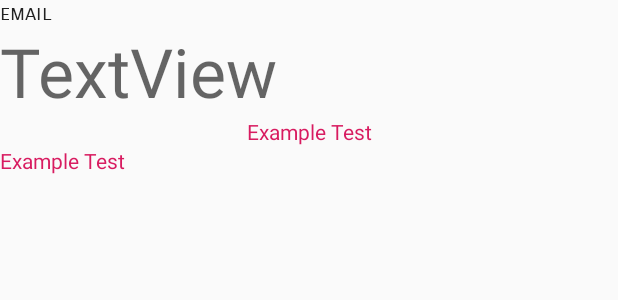
After one commit to piruin/android-basic, an Android app: the layout view_textview.xml on its own in the app's theme, with its tools: preview values and no code run, on a phone screen of 412 x 824 dp. The commit adds this screen. Shown: the top 300 px of the screen. Run offline under Robolectric (Android 15) with nearby library versions, the phone set to English and light mode, and no system bars.

Commit message:
view - TextView

```diff
--- a/app/src/main/res/layout/content_main.xml
+++ b/app/src/main/res/layout/content_main.xml
@@ -11,10 +11,11 @@
     <TextView
         android:layout_width="wrap_content"
         android:layout_height="wrap_content"
-        android:text="Welcome to my world!"
+        android:layout_marginTop="50dp"
+        android:fontFamily="sans-serif-smallcaps"
+        android:padding="16dp"
+        android:text="Welcome to my world! สวัสดี"
         android:textSize="48sp"
-        android:padding="16dp"
-        android:layout_marginTop="50dp"
         app:layout_constraintBottom_toBottomOf="parent"
         app:layout_constraintLeft_toLeftOf="parent"
         app:layout_constraintRight_toRightOf="parent"
--- /dev/null
+++ b/app/src/main/res/layout/view_textview.xml
@@ -0,0 +1,42 @@
+<?xml version="1.0" encoding="utf-8"?>
+<LinearLayout xmlns:android="http://schemas.android.com/apk/res/android"
+    xmlns:tools="http://schemas.android.com/tools"
+    android:layout_width="match_parent"
+    android:layout_height="match_parent"
+    android:orientation="vertical">
+
+    <TextView
+        android:id="@+id/textView"
+        android:layout_width="match_parent"
+        android:layout_height="wrap_content"
+        android:fontFamily="sans-serif-smallcaps"
+        android:text="email"
+        android:textAppearance="@style/TextAppearance.AppCompat.Body1"
+        android:typeface="monospace" />
+
+    <TextView
+        android:id="@+id/textView2"
+        android:layout_width="match_parent"
+        android:layout_height="wrap_content"
+        android:text="TextView"
+        android:textAppearance="@style/TextAppearance.AppCompat.Display2" />
+
+    <TextView
+        android:id="@+id/textView3"
+        android:layout_width="match_parent"
+        android:layout_height="wrap_content"
+        android:fontFamily="sans-serif"
+        android:textAlignment="center"
+        android:textColor="?attr/colorAccent"
+        tools:text="Example Test" />
+
+    <TextView
+        android:id="@+id/textView4"
+        android:layout_width="wrap_content"
+        android:layout_height="wrap_content"
+        android:fontFamily="sans-serif"
+        android:textAlignment="center"
+        android:textColor="?attr/colorAccent"
+        tools:text="Example Test" />
+
+</LinearLayout>
```
